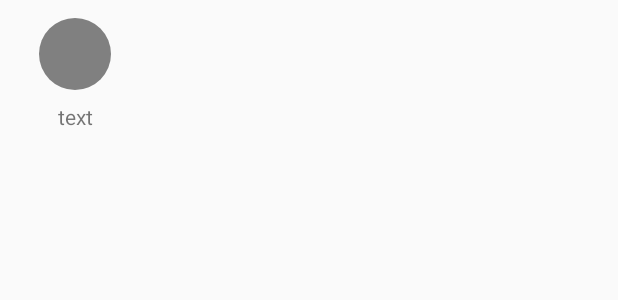
After one commit to LostInContext/LostContext-App, an Android app: the layout item_section_item_rule_creation.xml on its own in the app's theme, with its tools: preview values and no code run, on a phone screen of 412 x 824 dp. The commit adds this screen. Shown: the top 300 px of the screen. Run offline under Robolectric (Android 15) with nearby library versions, the phone set to English and light mode, and no system bars.

Commit message:
Adds Section Adapter for rule creation

```diff
--- a/app/src/main/java/com/lostincontext/playlists/PlaylistsAdapter.java
+++ b/app/src/main/java/com/lostincontext/playlists/PlaylistsAdapter.java
@@ -1,12 +1,9 @@
 package com.lostincontext.playlists;
 
 
-import android.databinding.DataBindingUtil;
-import android.databinding.ViewDataBinding;
 import android.support.annotation.IdRes;
 import android.support.v7.widget.RecyclerView;
 import android.view.LayoutInflater;
-import android.view.View;
 import android.view.ViewGroup;
 
 import com.lostincontext.R;
@@ -79,7 +76,7 @@ public class PlaylistsAdapter extends StatefulAdapter {
 
     public void setPlaylists(List<Playlist> playlists) {
         this.playlists = playlists;
-        if (playlists.size() == 0 ) setCurrentState(ContentState.EMPTY);
+        if (playlists.size() == 0) setCurrentState(ContentState.EMPTY);
         else setCurrentState(ContentState.CONTENT);
     }
 }
--- /dev/null
+++ b/app/src/main/res/layout/item_section_item_rule_creation.xml
@@ -0,0 +1,49 @@
+<?xml version="1.0" encoding="utf-8"?>
+<layout xmlns:android="http://schemas.android.com/apk/res/android"
+    xmlns:tools="http://schemas.android.com/tools">
+
+    <data>
+
+        <variable
+            name="callback"
+            type="com.lostincontext.rulescreation.display.RuleCreatorViewHolder.RuleCreationItemCallback" />
+
+        <variable
+            name="item"
+            type="com.lostincontext.data.FenceCreator" />
+
+    </data>
+
+
+    <RelativeLayout
+        android:layout_width="100dp"
+        android:layout_height="wrap_content"
+        >
+
+
+        <ImageView
+            android:id="@+id/icon"
+            android:layout_width="48dp"
+            android:layout_height="48dp"
+            android:layout_centerHorizontal="true"
+            android:layout_marginTop="12dp"
+            android:background="@drawable/bckg_lost_radio_button"
+            android:foreground="@drawable/round_ripple"
+            android:scaleType="center"
+            android:src="@{item.DrawableRes}"
+            android:tint="#666666" />
+
+        <android.support.v7.widget.AppCompatTextView
+            android:id="@+id/text"
+            android:layout_width="match_parent"
+            android:layout_height="wrap_content"
+            android:layout_below="@+id/icon"
+            android:layout_marginTop="8dp"
+            android:gravity="center_horizontal"
+            android:text="@{item.name}"
+            tools:text="text" />
+
+    </RelativeLayout>
+
+
+</layout>
--- a/app/src/main/res/values/ids.xml
+++ b/app/src/main/res/values/ids.xml
@@ -5,5 +5,7 @@
     <item name="view_type_error" type="id" />
     <item name="view_type_standard" type="id" />
     <item name="view_type_empty" type="id" />
+    <item name="view_type_rule_creator" type="id" />
+    <item name="view_type_section_header" type="id" />
 
 </resources>
```
Also changed, not shown: app/src/main/java/com/lostincontext/commons/list/Section.java (added, +25 -0 lines), app/src/main/java/com/lostincontext/commons/widget/LostRadioButton.java (+7 -9 lines), app/src/main/java/com/lostincontext/data/FenceCreator.java (added, +16 -0 lines), app/src/main/java/com/lostincontext/rulescreation/RulesCreationAdapter.java (added, +91 -0 lines), app/src/main/java/com/lostincontext/rulescreation/RulesCreationContract.java (+11 -3 lines), app/src/main/java/com/lostincontext/rulescreation/RulesCreationFragment.java (+29 -0 lines), app/src/main/java/com/lostincontext/rulescreation/RulesCreationPresenter.java (+8 -1 lines), app/src/main/java/com/lostincontext/rulescreation/display/RuleCreatorViewHolder.java (added, +116 -0 lines), app/src/main/java/com/lostincontext/rulescreation/display/SectionViewHolder.java (added, +24 -0 lines), app/src/main/res/layout/item_section_header.xml (added, +18 -0 lines), app/src/main/res/layout/rules_creation_screen_fragment.xml (+4 -3 lines).
